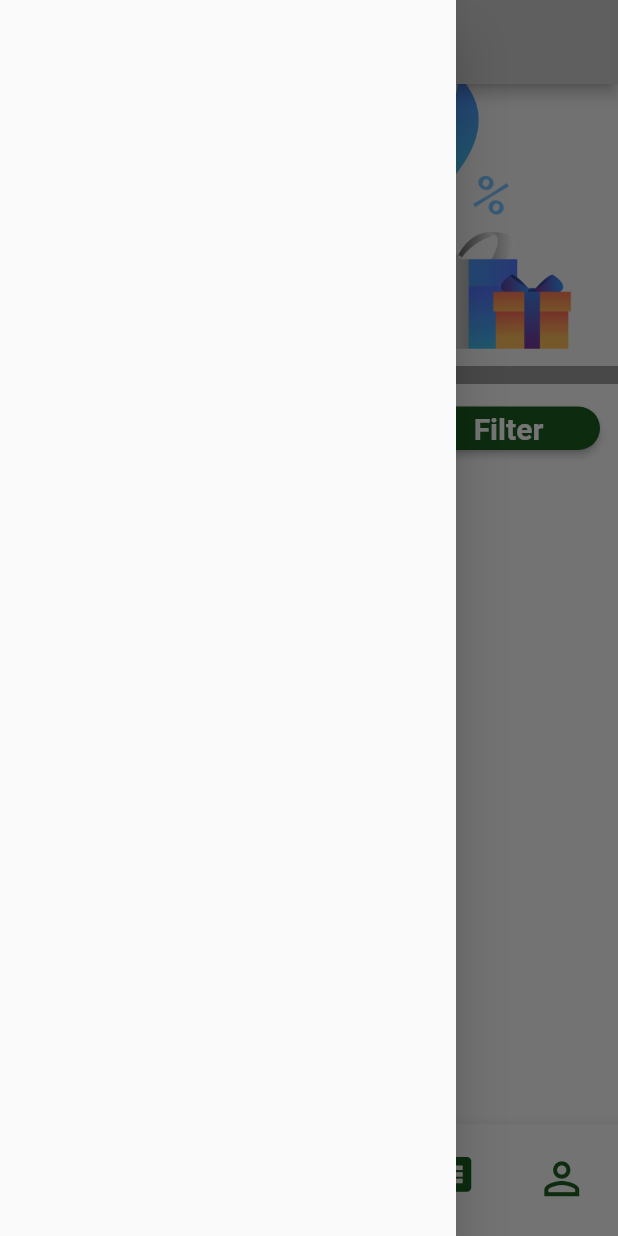
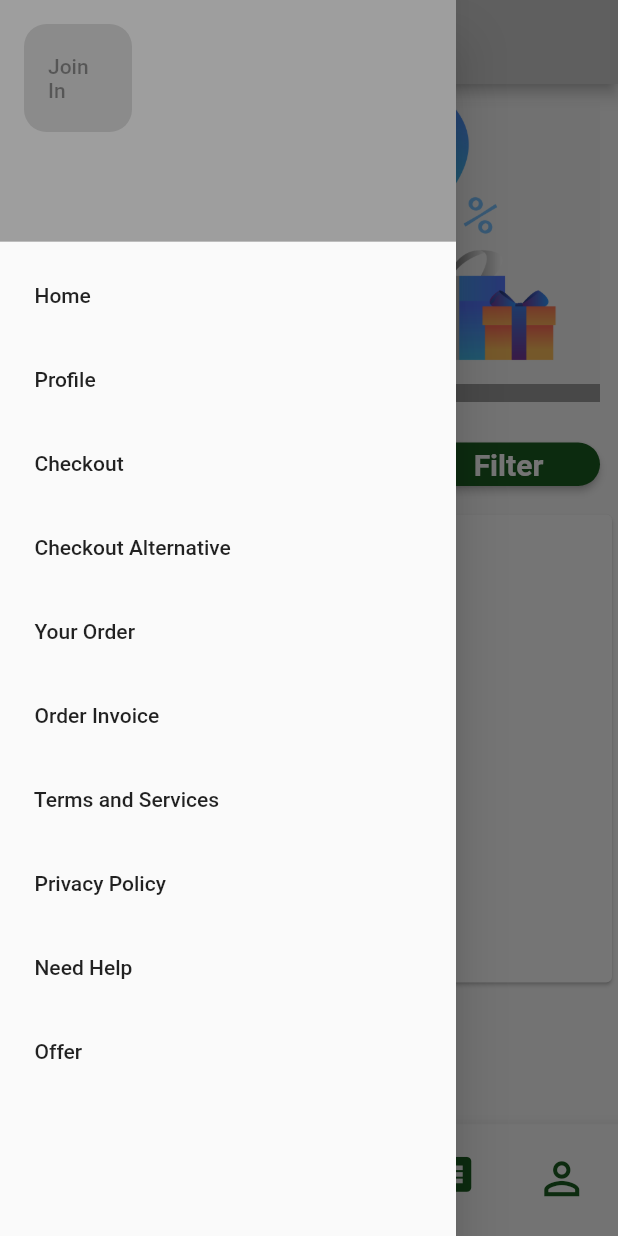
Before and after one commit to ShishirBarmon/obt_ecommerce, a Flutter app: the ThirdPage screen opened directly, with the side drawer open, on a phone screen of 412 x 824 dp. Run offline on Flutter 3.47's test engine with Material 2 defaults, Android fonts, the phone set to English and light mode, and no system bars; drawn by our look-alikes of carousel_pro.

Commit message:
initial commit

```diff
--- /dev/null
+++ b/lib/components/products.dart
@@ -0,0 +1,20 @@
+import 'package:flutter/material.dart';
+
+class Products extends StatelessWidget {
+  const Products({Key key}) : super(key: key);
+
+  @override
+  Widget build(BuildContext context) {
+    return Card(
+      child: Container(
+        child: Column(
+          children: [
+            Container(
+
+            )
+          ],
+        ),
+      ),
+    );
+  }
+}
--- a/lib/thirdPage.dart
+++ b/lib/thirdPage.dart
@@ -1,5 +1,6 @@
 import 'package:obt_ecommerce/constants.dart';
 import 'package:obt_ecommerce/secondPage.dart';
+import 'components/products.dart';
 import 'customFormField.dart';
 import 'main.dart';
 import 'package:flutter/material.dart';
@@ -21,7 +22,7 @@ class ThirdPage extends StatelessWidget {
           AssetImage('assets/3071357.jpg'),
 
         ],
-        autoplay: true,
+        autoplay: false,
         dotSize: 4.0,
         indicatorBgPadding: 2.0,
         ),
@@ -40,7 +41,7 @@ class ThirdPage extends StatelessWidget {
               child: Form(
                   key: _formKey,
                   child: TextFormField(
-                    keyboardType: TextInputType.phone,
+                    keyboardType: TextInputType.name,
                     controller: textEditingController,
                     validator: (String value) {
                       if (value.isEmpty) {
@@ -101,11 +102,94 @@ class ThirdPage extends StatelessWidget {
           )
         ],
       ),
-      drawer: Drawer(),
-      body: Column(
+      drawer: Drawer(
+        child: ListView(
+          children: [
+
+            UserAccountsDrawerHeader(
+
+              currentAccountPicture: GestureDetector(
+                child: ElevatedButton(
+                  style: ElevatedButton.styleFrom(
+                   shape : RoundedRectangleBorder(
+                      borderRadius: BorderRadius.circular(15),
+                    ) ,
+                  ),
+                  child: Text('Join In'),
+
+                ),
+              ),
+              decoration: BoxDecoration
+                (
+                   color: Colors.grey
+              ),
+            ),
+
+          InkWell(
+            onTap: (){},
+            child: ListTile(
+              title: Text('  Home'),
+
+            ),
+          ),
+            InkWell(
+              onTap: (){},
+              child: ListTile(
+                title: Text('  Profile'),
+              ),
+            ),  InkWell(
+              onTap: (){},
+              child: ListTile(
+                title: Text('  Checkout'),
+              ),
+            ),  InkWell(
+              onTap: (){},
+              child: ListTile(
+                title: Text('  Checkout Alternative'),
+              ),
+            ),  InkWell(
+              onTap: (){},
+              child: ListTile(
+                title: Text('  Your Order'),
+              ),
+            ),  InkWell(
+              onTap: (){},
+              child: ListTile(
+                title: Text('  Order Invoice'),
+              ),
+            ),  InkWell(
+              onTap: (){},
+              child: ListTile(
+                title: Text('  Terms and Services'),
+              ),
+            ),
+            InkWell(
+              onTap: (){},
+              child: ListTile(
+                title: Text('  Privacy Policy'),
+              ),
+            ), InkWell(
+              onTap: (){},
+              child: ListTile(
+                title: Text('  Need Help'),
+              ),
+            ), InkWell(
+              onTap: (){},
+              child: ListTile(
+                title: Text('  Offer'),
+              ),
+            ),
+
+          ],
+        ),
+      ),
+      body: ListView(
         children: [
-          Container(
-            child: image_carousel,
+          Padding(
+            padding: const EdgeInsets.all(12.0),
+            child: Container(
+              child: image_carousel,
+            ),
           ),
 
           SizedBox(
@@ -144,6 +228,18 @@ class ThirdPage extends StatelessWidget {
               ],
             ),
           ),
+          SizedBox(
+            height: 15,
+          ),
+
+          Container(
+            height: 320,
+            decoration: BoxDecoration(
+              borderRadius: BorderRadius.circular(15),
+            ),
+            child: Products(),
+          )
+
         ],
       ),
       bottomNavigationBar: BottomNavigationBar(
```
Also changed, not shown: pubspec.lock.
